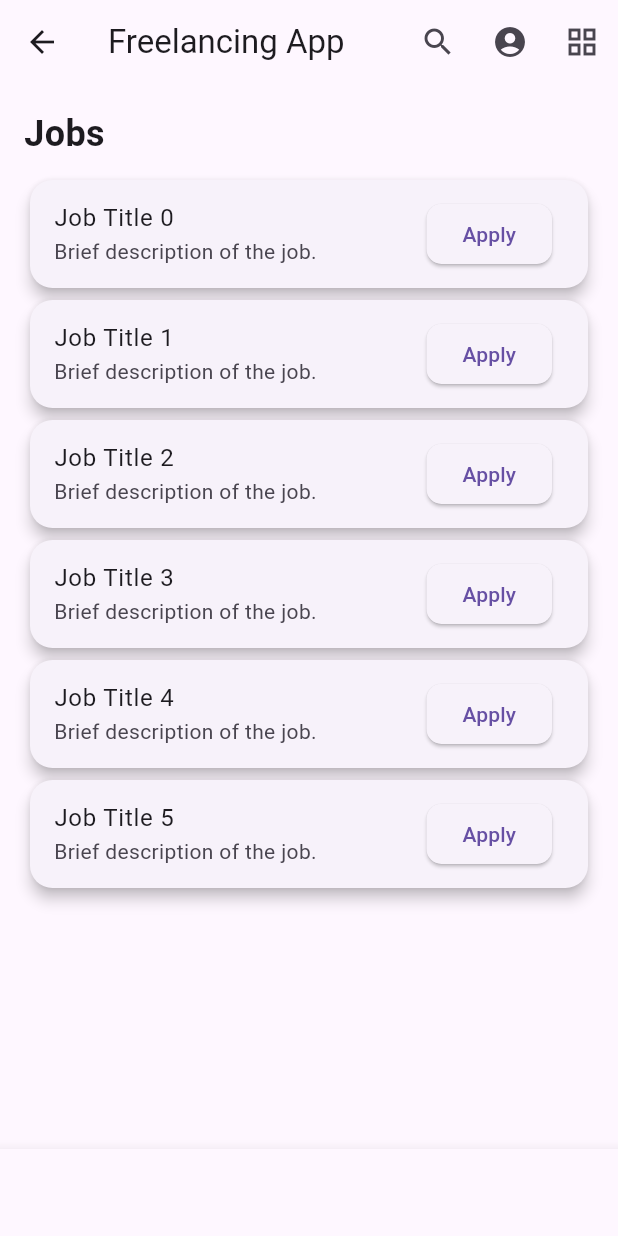
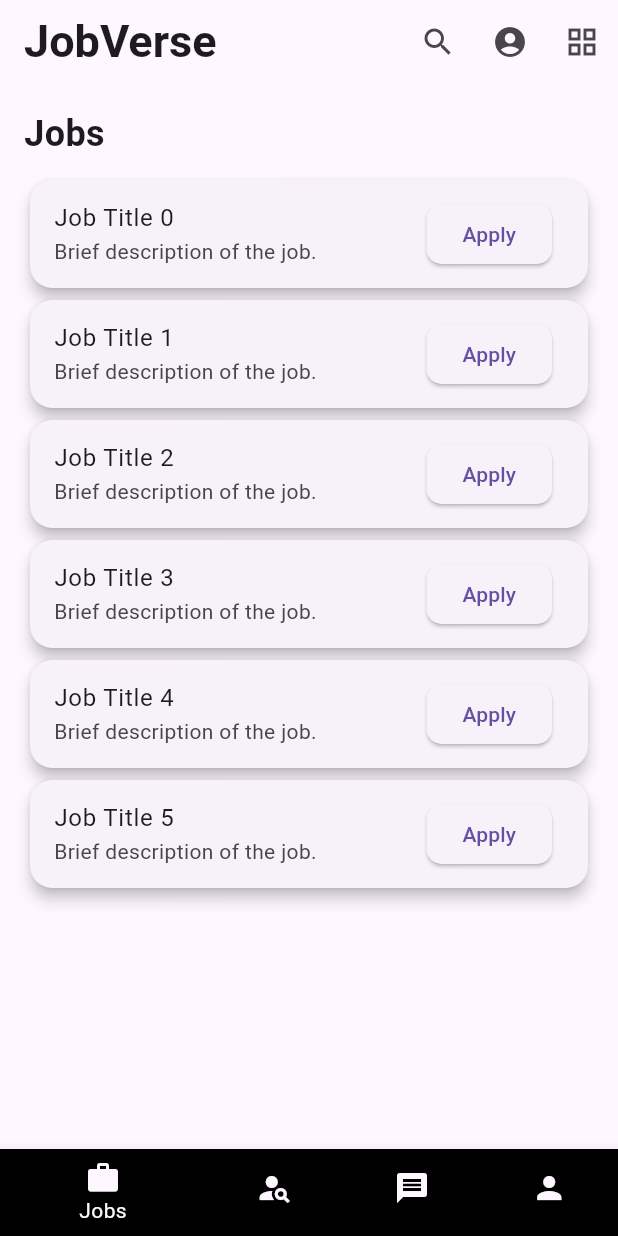
Before and after one commit to Nikhil-Sorout/Summer_Project, a Flutter app: the MainPage screen opened directly, on a phone screen of 412 x 824 dp. Run offline on Flutter 3.47's test engine with Material 3 defaults, Android fonts, the phone set to English and light mode, and no system bars; our stand-ins replace connectivity_plus, firebase_storage, get, get_storage, iconsax, image_picker and 2 more; accounts and stored records are empty; project files that could hold a hidden picture were left out.

Commit message:
3rd commit

```diff
--- a/lib/main_page.dart
+++ b/lib/main_page.dart
@@ -14,7 +14,10 @@ class _MainPageState extends State<MainPage> {
   Widget build(BuildContext context) {
     return Scaffold(
       appBar: AppBar(
-        title: Text("Freelancing App"),
+        title: Text(
+          "JobVerse",
+          style: TextStyle(fontSize: 30, fontWeight: FontWeight.bold),
+        ),
         actions: [
           IconButton(
             icon: Icon(Icons.search),
@@ -62,11 +65,26 @@ class _MainPageState extends State<MainPage> {
       ),
       bottomNavigationBar: BottomNavigationBar(
         items: [
-          BottomNavigationBarItem(icon: Icon(Icons.work), label: "Jobs"),
           BottomNavigationBarItem(
-              icon: Icon(Icons.person_search), label: "Freelancers"),
-          BottomNavigationBarItem(icon: Icon(Icons.message), label: "Messages"),
-          BottomNavigationBarItem(icon: Icon(Icons.person), label: "Profile"),
+            icon: Icon(Icons.work),
+            label: "Jobs",
+            backgroundColor: Colors.black,
+          ),
+          BottomNavigationBarItem(
+            icon: Icon(Icons.person_search),
+            label: "Freelancers",
+            backgroundColor: Colors.black,
+          ),
+          BottomNavigationBarItem(
+            icon: Icon(Icons.message),
+            label: "Messages",
+            backgroundColor: Colors.black,
+          ),
+          BottomNavigationBarItem(
+            icon: Icon(Icons.person),
+            label: "Profile",
+            backgroundColor: Colors.black,
+          ),
         ],
       ),
     );
--- a/lib/screens/login/widgets/login_form.dart
+++ b/lib/screens/login/widgets/login_form.dart
@@ -7,7 +7,6 @@ import 'package:summer_project/screens/password_configuration/forget_password.da
 import 'package:summer_project/screens/signup/signup.dart';
 import 'package:summer_project/utils/constants/sizes.dart';
 import 'package:summer_project/utils/constants/text_strings.dart';
-
 
 class TLoginForm extends StatelessWidget {
   const TLoginForm({
@@ -56,7 +55,7 @@ class TLoginForm extends StatelessWidget {
               width: double.infinity,
               child: ElevatedButton(
                   onPressed: () {
-                    Get.to(() =>  MainPage());
+                    Get.offAll(() => MainPage());
                   },
                   child: const Text(TTexts.signIn)),
             ),
--- a/lib/screens/onboarding/controllers/onboarding_controller.dart
+++ b/lib/screens/onboarding/controllers/onboarding_controller.dart
@@ -17,7 +17,7 @@ class OnBoardingController extends GetxController {
 
   void nextPage() {
     if (currentPageIndex.value == 2) {
-      Get.offAll(const LoginScreeen());
+      Get.offAll(() => const LoginScreeen());
     } else {
       int page = currentPageIndex.value + 1;
       pageController.jumpToPage(page);
--- a/lib/screens/signup/verify_email.dart
+++ b/lib/screens/signup/verify_email.dart
@@ -4,11 +4,11 @@ import 'package:get/get_core/src/get_main.dart';
 import 'package:get/get_navigation/get_navigation.dart';
 import 'package:summer_project/common/widgets/success_screen/success_screen.dart';
 import 'package:summer_project/screens/login/login.dart';
+import 'package:summer_project/screens/signup/input.dart';
 import 'package:summer_project/utils/constants/image_strings.dart';
 import 'package:summer_project/utils/constants/sizes.dart';
 import 'package:summer_project/utils/constants/text_strings.dart';
 import 'package:summer_project/utils/helpers/helper_functions.dart';
-
 
 class VerifyEmailScreen extends StatelessWidget {
   const VerifyEmailScreen({super.key});
@@ -62,7 +62,7 @@ class VerifyEmailScreen extends StatelessWidget {
                             title: TTexts.yourAccountCreatedTitle,
                             subtitle: TTexts.yourAccountCreatedSubTitle,
                             onPressed: () {
-                              Get.to(() => const LoginScreeen());
+                              Get.to(() => ProfileInputPage());
                             },
                           ));
                     },
--- a/lib/screens/signup/widgets/signup_form.dart
+++ b/lib/screens/signup/widgets/signup_form.dart
@@ -2,11 +2,11 @@ import 'package:flutter/material.dart';
 import 'package:get/get_core/src/get_main.dart';
 import 'package:get/get_navigation/get_navigation.dart';
 import 'package:iconsax/iconsax.dart';
+import 'package:summer_project/screens/signup/input.dart';
 import 'package:summer_project/screens/signup/verify_email.dart';
 import 'package:summer_project/screens/signup/widgets/terms_and_conditions_checkbox.dart';
 import 'package:summer_project/utils/constants/sizes.dart';
 import 'package:summer_project/utils/constants/text_strings.dart';
-
 
 class TSignUpForm extends StatelessWidget {
   const TSignUpForm({
@@ -86,7 +86,7 @@ class TSignUpForm extends StatelessWidget {
           width: double.infinity,
           child: ElevatedButton(
             onPressed: () {
-              Get.to(() => const VerifyEmailScreen());
+              Get.to(() => VerifyEmailScreen());
             },
             child: const Text(TTexts.createAccount),
           ),
--- a/pubspec.yaml
+++ b/pubspec.yaml
@@ -11,7 +11,7 @@ environment:
 dependencies:
   flutter:
     sdk: flutter
-
+  image_picker: ^1.0.8
   cupertino_icons: ^1.0.2
   get: ^4.6.6
   iconsax: ^0.0.8
@@ -38,6 +38,7 @@ flutter:
   assets:
     - assets/images/on_boarding_images/
     - assets/images/animations/
+    - assets/5856.jpg
     - assets/logos/
 
 
```
Also changed, not shown: lib/screens/signup/input.dart (added, +199 -0 lines), assets/5856.jpg (added), pubspec.lock, 5 other files.
